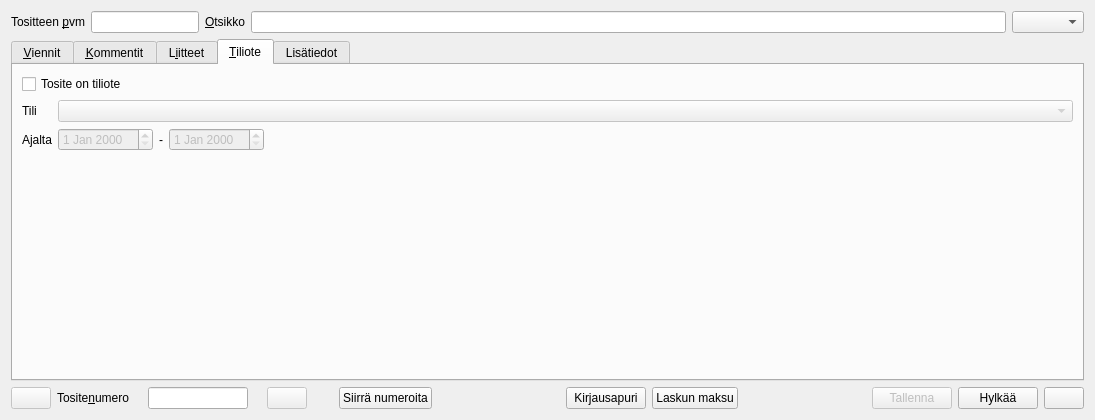
Above: kitupiikki/kirjaus/kirjaus.ui from artoh/kitupiikki before the change. Below: the same form after it.
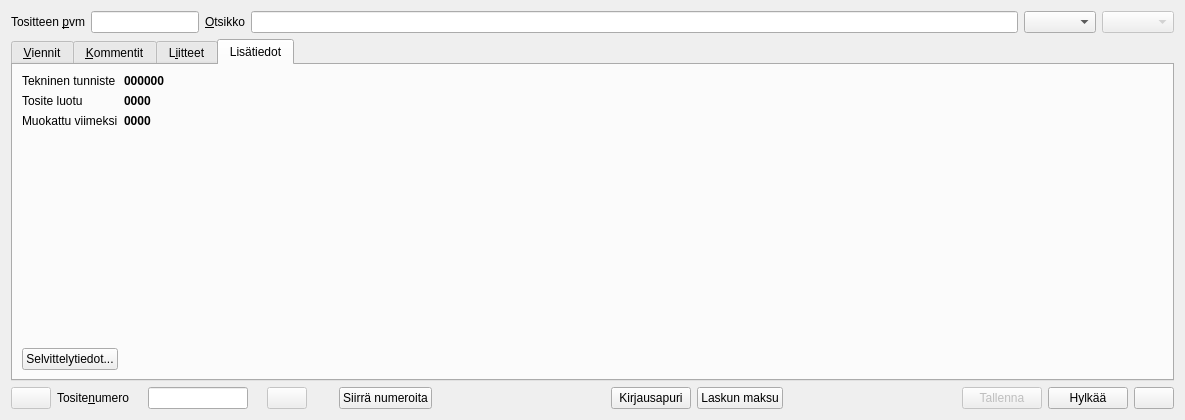
That is the form after the change. The open tabs and pages were chosen to show the change. Icons and pictures are not drawn. Custom widgets are drawn as their Qt base class.

What changed in the file:
```diff
--- a/kitupiikki/kirjaus/kirjaus.ui
+++ b/kitupiikki/kirjaus/kirjaus.ui
@@ -6,7 +6,7 @@
    <rect>
     <x>0</x>
     <y>0</y>
-    <width>1095</width>
+    <width>1185</width>
     <height>420</height>
    </rect>
   </property>
@@ -15,7 +15,7 @@
   </property>
   <layout class="QVBoxLayout" name="verticalLayout_2">
    <item>
-    <layout class="QHBoxLayout" name="horizontalLayout_2" stretch="0,0,0,1,0">
+    <layout class="QHBoxLayout" name="horizontalLayout_2" stretch="0,0,0,1,0,0">
      <item>
       <widget class="QLabel" name="label">
        <property name="text">
@@ -45,6 +45,13 @@
      <item>
       <widget class="QComboBox" name="tositetyyppiCombo"/>
      </item>
+     <item>
+      <widget class="QComboBox" name="tiliotetiliCombo">
+       <property name="enabled">
+        <bool>false</bool>
+       </property>
+      </widget>
+     </item>
     </layout>
    </item>
    <item>
@@ -243,105 +250,6 @@
        </item>
       </layout>
      </widget>
-     <widget class="QWidget" name="tiliote">
-      <attribute name="icon">
-       <iconset resource="../pic/pic.qrc">
-        <normaloff>:/pic/tekstisivu.png</normaloff>:/pic/tekstisivu.png</iconset>
-      </attribute>
-      <attribute name="title">
-       <string>&amp;Tiliote</string>
-      </attribute>
-      <layout class="QFormLayout" name="formLayout">
-       <item row="0" column="0" colspan="2">
-        <widget class="QCheckBox" name="tilioteBox">
-         <property name="text">
-          <string>Tosite on tiliote</string>
-         </property>
-        </widget>
-       </item>
-       <item row="1" column="0">
-        <widget class="QLabel" name="label_3">
-         <property name="text">
-          <string>Tili</string>
-         </property>
-         <property name="buddy">
-          <cstring>tiliotetiliCombo</cstring>
-         </property>
-        </widget>
-       </item>
-       <item row="1" column="1">
-        <widget class="QComboBox" name="tiliotetiliCombo">
-         <property name="enabled">
-          <bool>false</bool>
-         </property>
-        </widget>
-       </item>
-       <item row="2" column="0">
-        <widget class="QLabel" name="label_4">
-         <property name="text">
-          <string>Ajalta</string>
-         </property>
-         <property name="buddy">
-          <cstring>tiliotealkaenEdit</cstring>
-         </property>
-        </widget>
-       </item>
-       <item row="2" column="1">
-        <layout class="QHBoxLayout" name="horizontalLayout_5">
-         <item>
-          <widget class="QDateEdit" name="tiliotealkaenEdit">
-           <property name="enabled">
-            <bool>false</bool>
-           </property>
-          </widget>
-         </item>
-         <item>
-          <widget class="QLabel" name="label_5">
-           <property name="text">
-            <string>-</string>
-           </property>
-           <property name="buddy">
-            <cstring>tilioteloppuenEdit</cstring>
-           </property>
-          </widget>
-         </item>
-         <item>
-          <widget class="QDateEdit" name="tilioteloppuenEdit">
-           <property name="enabled">
-            <bool>false</bool>
-           </property>
-          </widget>
-         </item>
-         <item>
-          <spacer name="horizontalSpacer_3">
-           <property name="orientation">
-            <enum>Qt::Horizontal</enum>
-           </property>
-           <property name="sizeHint" stdset="0">
-            <size>
-             <width>40</width>
-             <height>20</height>
-            </size>
-           </property>
-          </spacer>
-         </item>
-        </layout>
-       </item>
-       <item row="3" column="1">
-        <spacer name="verticalSpacer_2">
-         <property name="orientation">
-          <enum>Qt::Vertical</enum>
-         </property>
-         <property name="sizeHint" stdset="0">
-          <size>
-           <width>732</width>
-           <height>40</height>
-          </size>
-         </property>
-        </spacer>
-       </item>
-      </layout>
-     </widget>
      <widget class="QWidget" name="lisatab">
       <attribute name="icon">
        <iconset resource="../pic/pic.qrc">
```
Left out of the diff: 2 changed lines with no effect on the pictures.
